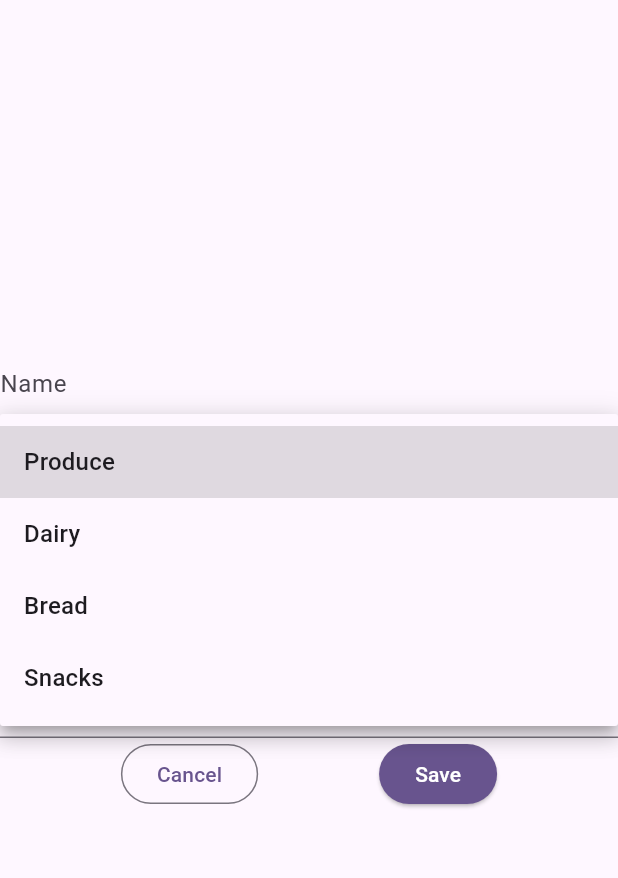
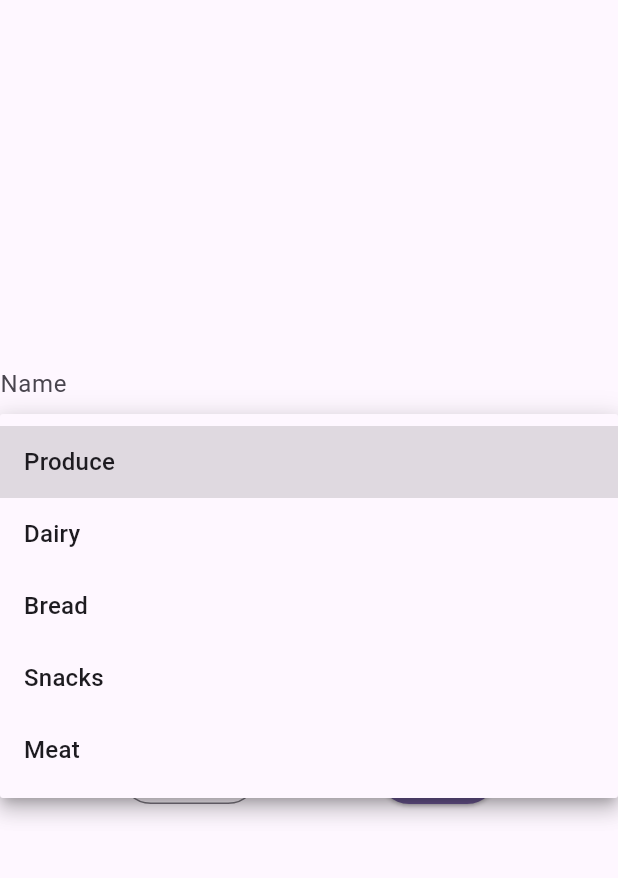
Before and after one commit to tim-spinney/grocery_shopper, a Flutter app: the screen it shows after launch, after a tap on the "delete" icon, after a tap on the "add" icon, after a tap on the "arrow drop down" icon, on a phone screen of 412 x 824 dp, the part 84-962 px from its top. Run offline on Flutter 3.47's test engine with Material 3 defaults, Android fonts, the phone set to English and light mode, and no system bars; our stand-ins replace yaml.

Commit message:
loading category list from YAML file

```diff
--- /dev/null
+++ b/assets/categories.yaml
@@ -0,0 +1,5 @@
+- Produce
+- Dairy
+- Bread
+- Snacks
+- Meat
--- /dev/null
+++ b/lib/category_list_provider.dart
@@ -0,0 +1,31 @@
+import 'package:flutter/material.dart';
+import 'package:grocery_shopper/main.dart';
+import 'package:grocery_shopper/models/category_list_yaml_reader.dart';
+import 'package:provider/provider.dart';
+
+import 'models/category_list.dart';
+
+class CategoryListProvider extends StatelessWidget {
+  final CategoryListYamlReader reader;
+  final Widget child;
+
+  const CategoryListProvider({super.key, required this.reader, required this.child});
+
+  @override
+  Widget build(BuildContext context) {
+    final futureCategories = reader.readCategoryList('assets/categories.yaml');
+    return FutureBuilder(
+      future: futureCategories,
+      builder: (context, snapshot) {
+        if(snapshot.connectionState == ConnectionState.done) {
+          return Provider.value(
+            value: snapshot.data!,
+            child: child,
+          );
+          // TODO: handle failure case
+        }
+        return const CircularProgressIndicator();
+      }
+    );
+  }
+}
--- a/lib/main.dart
+++ b/lib/main.dart
@@ -1,5 +1,7 @@
 import 'package:flutter/material.dart';
+import 'package:grocery_shopper/category_list_provider.dart';
 import 'package:grocery_shopper/models/category_list.dart';
+import 'package:grocery_shopper/models/category_list_yaml_reader.dart';
 import 'package:grocery_shopper/models/recipes.dart';
 import 'package:grocery_shopper/models/shopping_list.dart';
 import 'package:grocery_shopper/new_shopping_item_form.dart';
@@ -7,7 +9,7 @@ import 'package:grocery_shopper/shopping_list_view.dart';
 import 'package:provider/provider.dart';
 import 'models/grocery_item.dart';
 
-void main() {
+void main() async {
   runApp(const MyApp());
 }
 
@@ -25,10 +27,9 @@ class MyApp extends StatelessWidget {
         ChangeNotifierProvider.value(
           value: Recipes()
         ),
-        Provider.value(
-          value: CategoryList(['Produce', 'Dairy', 'Bread', 'Snacks'])
-        )
       ],
+      child: CategoryListProvider(
+        reader: CategoryListYamlReader(),
         child: MaterialApp(
           title: 'Flutter Demo',
           theme: ThemeData(
@@ -37,6 +38,7 @@ class MyApp extends StatelessWidget {
           ),
           debugShowCheckedModeBanner: false,
           home: const MyHomePage(),
+        ),
       ),
     );
   }
--- /dev/null
+++ b/lib/models/category_list_yaml_reader.dart
@@ -0,0 +1,14 @@
+
+import 'package:grocery_shopper/models/category_list.dart';
+import 'package:yaml/yaml.dart';
+import 'package:flutter/services.dart' show rootBundle;
+
+class CategoryListYamlReader {
+  Future<CategoryList> readCategoryList(String fileName) async {
+    String fileContents = await rootBundle.loadString(fileName);
+    YamlList data = loadYaml(fileContents);
+    List<String> categories = [];
+    data.forEach((e) => categories.add(e));
+    return CategoryList(categories);
+  }
+}
--- a/pubspec.yaml
+++ b/pubspec.yaml
@@ -31,7 +31,8 @@ dependencies:
   flutter:
     sdk: flutter
   provider:
-
+  yaml:
+  path_provider:
   # The following adds the Cupertino Icons font to your application.
   # Use with the CupertinoIcons class for iOS style icons.
   cupertino_icons: ^1.0.2
@@ -60,7 +61,8 @@ flutter:
   uses-material-design: true
 
   # To add assets to your application, add an assets section, like this:
-  # assets:
+  assets:
+    - assets/categories.yaml
   #   - images/a_dot_burr.jpeg
   #   - images/a_dot_ham.jpeg
 
```
Also changed, not shown: pubspec.lock. Lines whose indentation alone changed are shown as unchanged.
